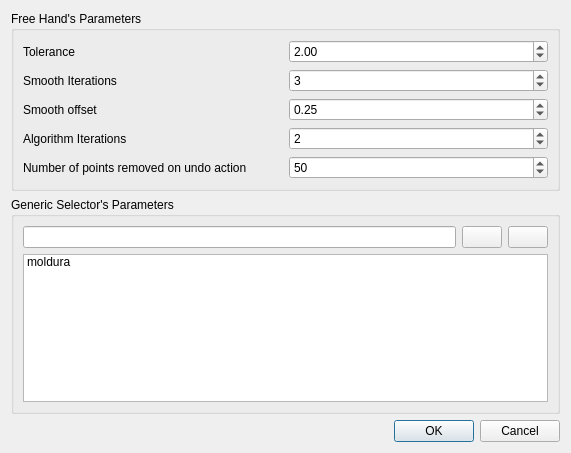
This is options.ui in dsgoficial/DsgTools as Qt 5 draws it before an edit. The edited form follows.
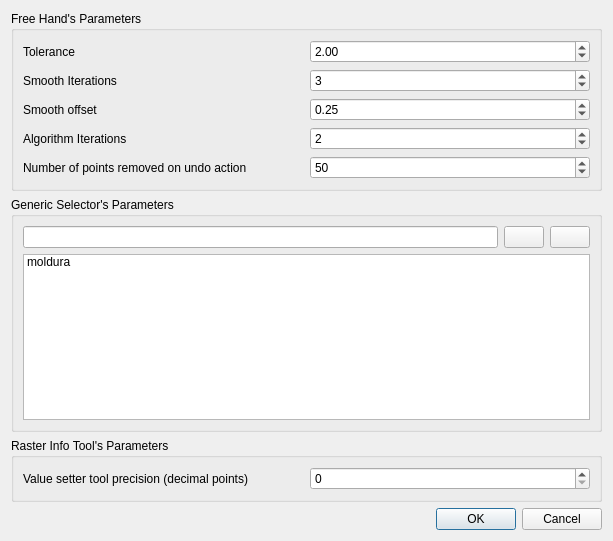
This is the edited form. Icons and pictures are not drawn. Custom widgets are drawn as their Qt base class.

Patch:
```diff
--- a/options.ui
+++ b/options.ui
@@ -6,14 +6,14 @@
    <rect>
     <x>0</x>
     <y>0</y>
-    <width>571</width>
-    <height>453</height>
+    <width>613</width>
+    <height>541</height>
    </rect>
   </property>
   <property name="windowTitle">
    <string>DSGTools Options</string>
   </property>
-  <layout class="QGridLayout" name="gridLayout_2">
+  <layout class="QGridLayout" name="gridLayout_4">
    <item row="0" column="0">
     <widget class="QgsCollapsibleGroupBox" name="mGroupBox">
      <property name="title">
@@ -153,6 +153,32 @@
     </widget>
    </item>
    <item row="2" column="0">
+    <widget class="QgsCollapsibleGroupBox" name="mGroupBox_3">
+     <property name="title">
+      <string>Raster Info Tool's Parameters</string>
+     </property>
+     <layout class="QGridLayout" name="gridLayout_2">
+      <item row="0" column="0">
+       <widget class="QLabel" name="label_6">
+        <property name="text">
+         <string>Value setter tool precision (decimal points)</string>
+        </property>
+       </widget>
+      </item>
+      <item row="0" column="1">
+       <widget class="QgsSpinBox" name="decimalQgsSpinBox">
+        <property name="maximum">
+         <number>15</number>
+        </property>
+        <property name="value">
+         <number>0</number>
+        </property>
+       </widget>
+      </item>
+     </layout>
+    </widget>
+   </item>
+   <item row="3" column="0">
     <widget class="QDialogButtonBox" name="buttonBox">
      <property name="orientation">
       <enum>Qt::Horizontal</enum>
```
